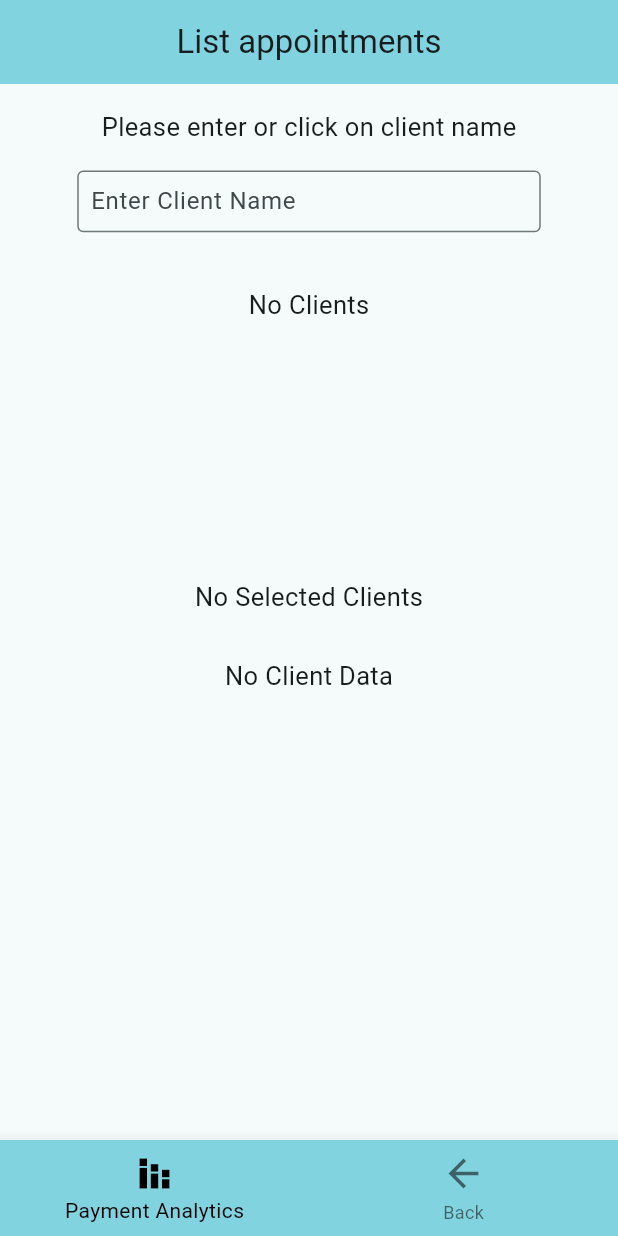
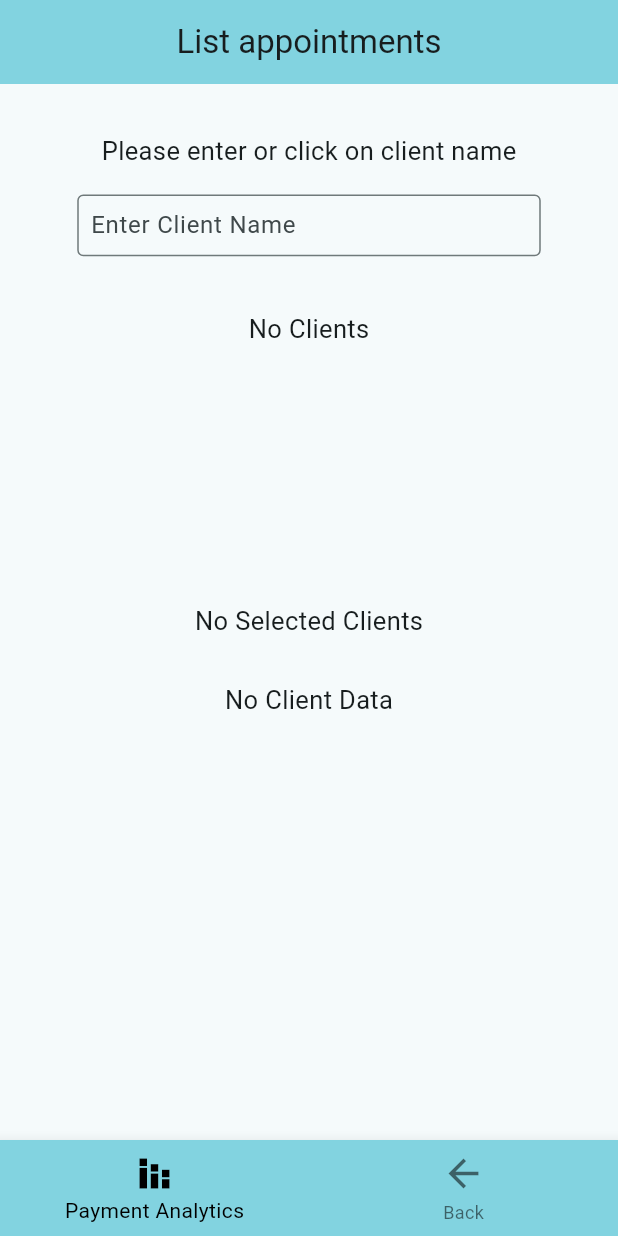
Before and after one commit to FantasyRuinX/Flutter-ManageAppointments, a Flutter app: the ListAppointment screen opened by its route, on a phone screen of 412 x 824 dp. Run offline on Flutter 3.47's test engine with Material 3 defaults, Android fonts, the phone set to English and light mode, and no system bars; our stand-ins replace device_preview, flutter_animate, flutter_local_notifications, get, permission_handler, sqflite and 1 more; missing offline and left inert: flutter_background_service; accounts and stored records are empty.

Commit message:
Removed setState in build and added SingleChildScrollView

```diff
--- a/lib/UI/listAppointment.dart
+++ b/lib/UI/listAppointment.dart
@@ -257,9 +257,7 @@ class _ListAppointmentState extends State<ListAppointment> {
 
   @override
   Widget build(BuildContext context) {
-    setState(() {
     _screenSize = MediaQuery.sizeOf(context);
-    });
 
     return Consumer<EventViewModel>(builder: (context, eventViewModel, child) {
       return SafeArea(
@@ -270,7 +268,9 @@ class _ListAppointmentState extends State<ListAppointment> {
                 automaticallyImplyLeading: false,
                 title: Text(widget.title),
               ),
-              body: Center(
+              body: SingleChildScrollView(
+                  padding: const EdgeInsets.all(16.0),
+                  child: Center(
                       child: Column(
                           mainAxisAlignment: MainAxisAlignment.start,
                           children: <Widget>[
@@ -305,7 +305,8 @@ class _ListAppointmentState extends State<ListAppointment> {
                             child: appointmentNameList()),
                         SizedBox(
                             height: _screenSize.height * 0.05,
-                        child: Center(child : Text(
+                            child: Center(
+                                child: Text(
                                     style: const TextStyle(fontSize: 17),
                                     _selectedClient.isEmpty
                                         ? "No Selected Clients"
@@ -314,7 +315,7 @@ class _ListAppointmentState extends State<ListAppointment> {
                             width: _screenSize.width,
                             height: _screenSize.height * 0.3,
                             child: appointmentList(eventViewModel)),
-                  ])),
+                      ]))),
               bottomNavigationBar: BottomNavigationBar(
                 items: const <BottomNavigationBarItem>[
                   BottomNavigationBarItem(
```
Lines whose indentation alone changed are shown as unchanged.
